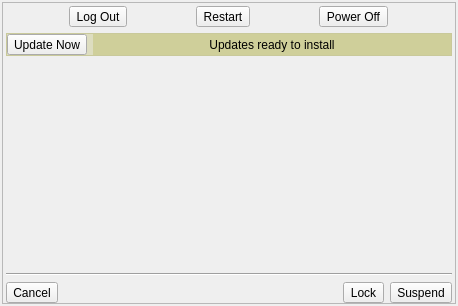
The window that src-qt5/core/lumina-desktop/SystemWindow.ui (lumina-desktop/lumina) describes before a commit, drawn with Qt 5.
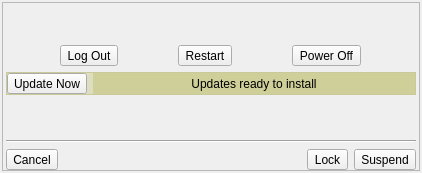
The same window after the commit.

Commit message: Adjust the logout dialog size. Also add the current workspace to the panel button for the workspace switcher.

The edit to the form file:
```diff
--- a/src-qt5/core/lumina-desktop/SystemWindow.ui
+++ b/src-qt5/core/lumina-desktop/SystemWindow.ui
@@ -6,8 +6,8 @@
    <rect>
     <x>0</x>
     <y>0</y>
-    <width>458</width>
-    <height>306</height>
+    <width>422</width>
+    <height>173</height>
    </rect>
   </property>
   <property name="windowTitle">
@@ -47,6 +47,19 @@
       <property name="bottomMargin">
        <number>0</number>
       </property>
+      <item>
+       <spacer name="verticalSpacer_2">
+        <property name="orientation">
+         <enum>Qt::Vertical</enum>
+        </property>
+        <property name="sizeHint" stdset="0">
+         <size>
+          <width>20</width>
+          <height>40</height>
+         </size>
+        </property>
+       </spacer>
+      </item>
       <item>
        <layout class="QHBoxLayout" name="horizontalLayout">
         <item>
```
The commit also changes 3 other files.
